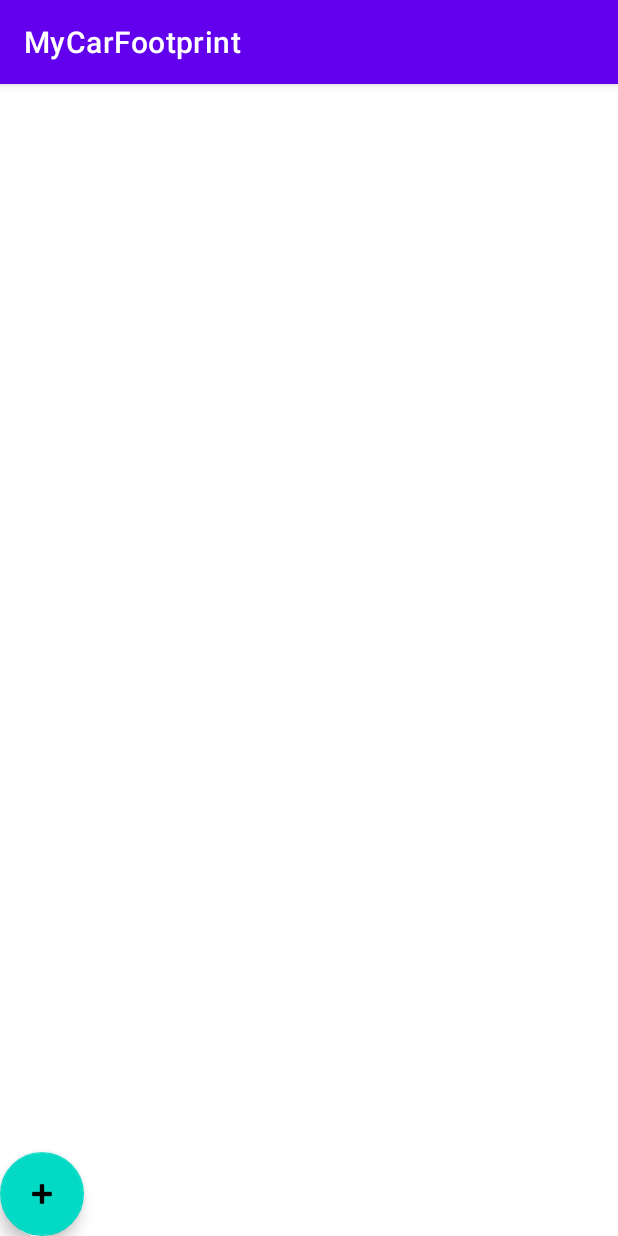
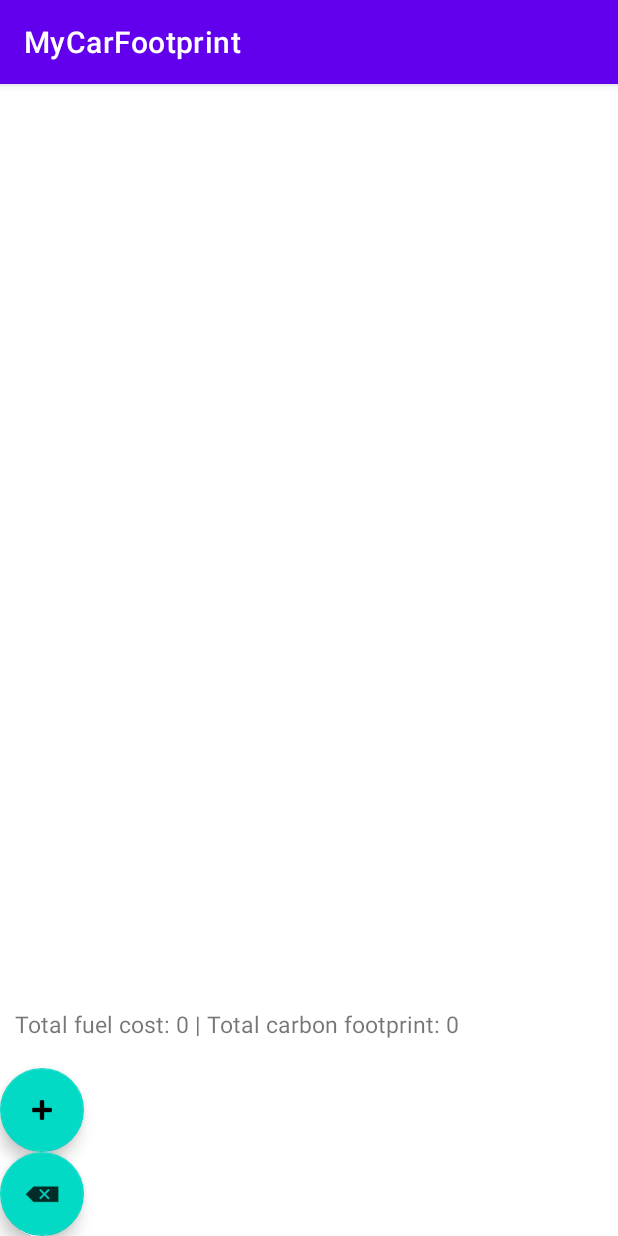
Before and after one commit to zijing8/CMPUT301-A1, an Android app: the screen it shows after launch (MainActivity), on a phone screen of 412 x 824 dp. Run offline under Robolectric (Android 15) with nearby library versions, the phone set to English and light mode, and no system bars; 1 statement that could not run was skipped.

Commit message:
delete function

```diff
--- a/MyCarFootprint/app/src/main/res/layout/activity_main.xml
+++ b/MyCarFootprint/app/src/main/res/layout/activity_main.xml
@@ -12,10 +12,28 @@
         android:layout_weight="1"
         android:id="@+id/station_list">
     </ListView>
+
+    <TextView
+        android:id="@+id/total_text"
+        android:layout_width="match_parent"
+        android:layout_height="50dp"
+        android:padding="10dp"
+        android:textSize="15sp"
+        android:text="Total fuel cost: 0 | Total carbon footprint: 0"/>
+
     <com.google.android.material.floatingactionbutton.FloatingActionButton
         android:id="@+id/button_add_station"
         android:layout_width="wrap_content"
         android:layout_height="wrap_content"
         android:clickable="true"
         app:srcCompat="@android:drawable/ic_input_add" />
+
+    <com.google.android.material.floatingactionbutton.FloatingActionButton
+        android:id="@+id/button_delete_station"
+        android:layout_width="wrap_content"
+        android:layout_height="wrap_content"
+        android:clickable="true"
+        app:srcCompat="@android:drawable/ic_input_delete" />
+
+
 </LinearLayout>
```
Also changed, not shown: MyCarFootprint/app/src/main/java/com/example/mycarfootprint/MainActivity.java (+53 -0 lines).
